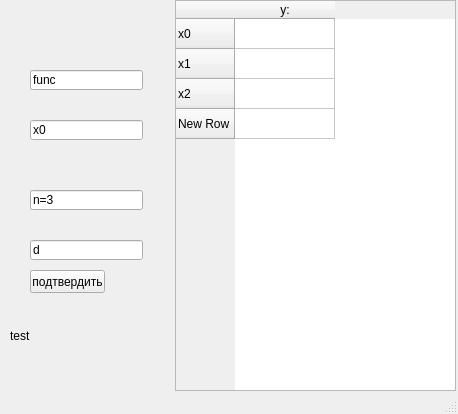
The window that funkzia1.ui (rugewit/func_project) describes before a commit, drawn with Qt 5.
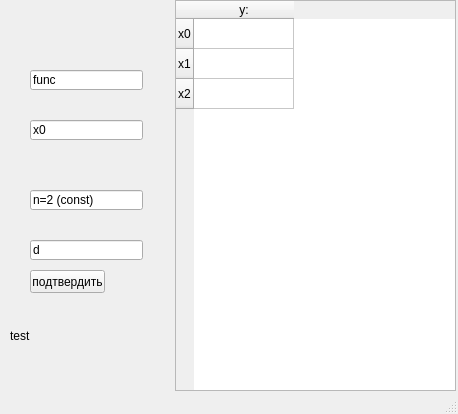
The same window after the commit.

```diff
--- a/funkzia1.ui
+++ b/funkzia1.ui
@@ -38,11 +38,6 @@
       <string>x2</string>
      </property>
     </row>
-    <row>
-     <property name="text">
-      <string>New Row</string>
-     </property>
-    </row>
     <column>
      <property name="text">
       <string>y:</string>
@@ -111,7 +106,7 @@
      </rect>
     </property>
     <property name="text">
-     <string>n=3</string>
+     <string>n=2 (const)</string>
     </property>
    </widget>
    <widget class="QLineEdit" name="dif">
```
Left out of the diff: 2 changed lines with no effect on the pictures.
